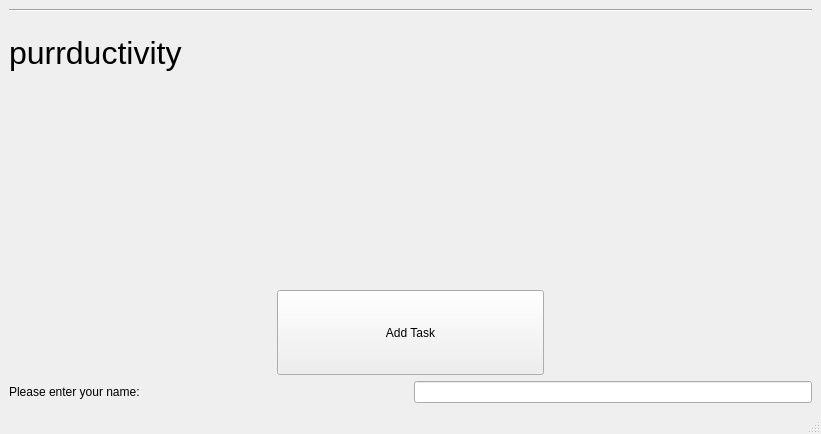
Before: the Qt Designer form src/view.ui in hardinger-kirin/cs330-mvc, drawn with Qt 5.
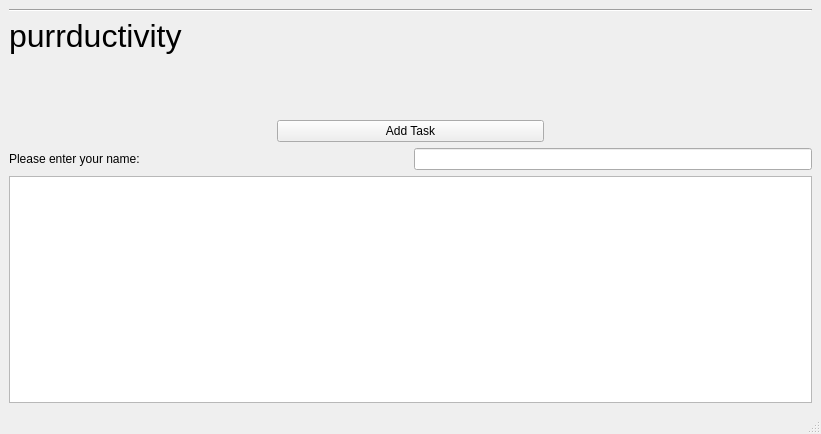
After: the same form once the commit is applied.

Commit message:
Corrected add functionality for tasks
Task view now correctly updates on new users and new task entries to users

```diff
--- a/src/view.ui
+++ b/src/view.ui
@@ -98,6 +98,16 @@
         </item>
        </layout>
       </item>
+      <item>
+       <widget class="QLabel" name="progress_label">
+        <property name="text">
+         <string/>
+        </property>
+        <property name="alignment">
+         <set>Qt::AlignBottom|Qt::AlignHCenter</set>
+        </property>
+       </widget>
+      </item>
       <item>
        <widget class="QLabel" name="gif">
         <property name="text">
@@ -206,6 +216,27 @@
         </item>
        </layout>
       </item>
+      <item>
+       <widget class="QTableWidget" name="task_table">
+        <property name="sizePolicy">
+         <sizepolicy hsizetype="MinimumExpanding" vsizetype="MinimumExpanding">
+          <horstretch>0</horstretch>
+          <verstretch>0</verstretch>
+         </sizepolicy>
+        </property>
+        <property name="font">
+         <font>
+          <pointsize>7</pointsize>
+         </font>
+        </property>
+        <property name="wordWrap">
+         <bool>true</bool>
+        </property>
+        <attribute name="horizontalHeaderStretchLastSection">
+         <bool>true</bool>
+        </attribute>
+       </widget>
+      </item>
      </layout>
     </item>
    </layout>
```
The commit also changes 3 other files.
